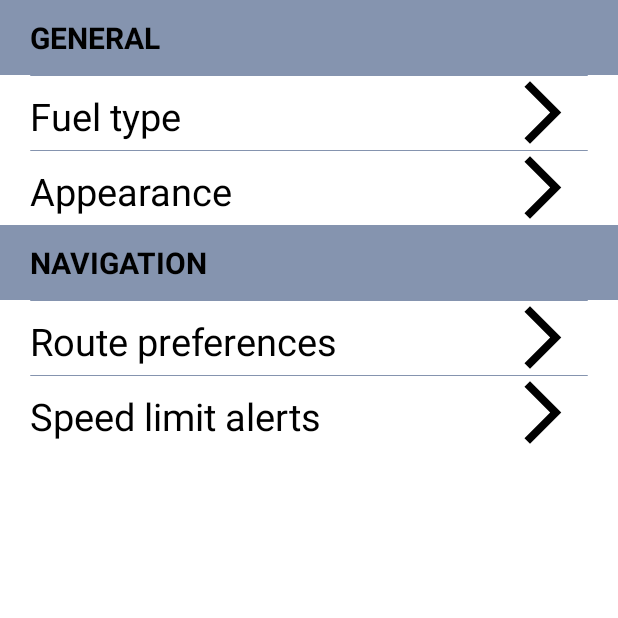
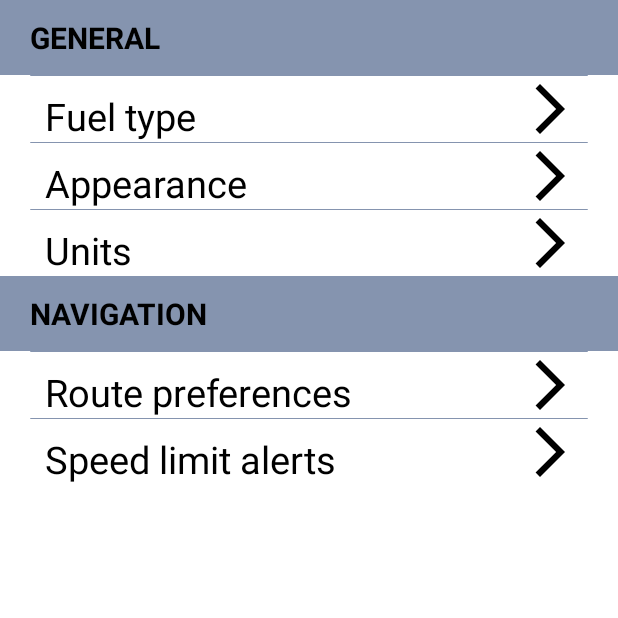
Before and after one commit to JoshMkhari/Carte, an Android app: the fragment Fragment_Settings shown on its own in the app's theme, on a phone screen of 412 x 824 dp, the top half of it. Run offline under Robolectric (Android 15) with nearby library versions, the phone set to English and light mode, and no system bars.

Commit message:
sub menu items currently working on, fragment_unit and adapter_account settigns

```diff
--- a/app/src/main/java/com/carte/navigator/MainActivity.java
+++ b/app/src/main/java/com/carte/navigator/MainActivity.java
@@ -74,14 +74,14 @@ public class MainActivity extends AppCompatActivity implements Interface_Recycle
         //Retrieving navigation option texts
         String[] destination_navigationOptions = getResources().getStringArray(R.array.string_navigation_options);
         String[] settings_navigationOptions = getResources().getStringArray(R.array.string_settings_options);
-
+        String[] emptySubMenu = {"empty"};
         //Setting up adapters
         //Destination Options RecyclerView
         RecyclerView.Adapter<Adapter_Destination_Options.OptionViewHolder> adapter_destination_options = new Adapter_Destination_Options(this, getApplicationContext(),destination_navigationOptions);//(Professor Sluiter, 2020).
         recyclerView_destinationOptions.setAdapter(adapter_destination_options);
 
         //Account Settings RecyclerView
-        RecyclerView.Adapter<Adapter_Account_Settings.OptionViewHolder>  adapter_account_settings = new Adapter_Account_Settings(this,getApplicationContext(),settings_navigationOptions,2);//(Professor Sluiter, 2020).
+        RecyclerView.Adapter<Adapter_Account_Settings.OptionViewHolder>  adapter_account_settings = new Adapter_Account_Settings(this,getApplicationContext(),settings_navigationOptions,2,false);//(Professor Sluiter, 2020).
         recyclerView_account_settings.setAdapter(adapter_account_settings);
 
         //Remember to code this
--- a/app/src/main/java/com/carte/navigator/menu/adapters/Adapter_Account_Settings.java
+++ b/app/src/main/java/com/carte/navigator/menu/adapters/Adapter_Account_Settings.java
@@ -4,7 +4,6 @@ import android.content.Context;
 import android.view.LayoutInflater;
 import android.view.View;
 import android.view.ViewGroup;
-import android.widget.ImageButton;
 import android.widget.ImageView;
 import android.widget.TextView;
 
@@ -13,19 +12,22 @@ import androidx.recyclerview.widget.RecyclerView;
 
 import com.carte.navigator.R;
 import com.carte.navigator.menu.interfaces.Interface_RecyclerView;
+import com.carte.navigator.menu.sub.settings.Fragment_Units;
 
 public class Adapter_Account_Settings extends RecyclerView.Adapter<Adapter_Account_Settings.OptionViewHolder>{
     private final Interface_RecyclerView _interfaceRecyclerView;//(Practical Coding, 2021)
     final LayoutInflater _inflater;
     final String[] _optionsList;
     final int _source;
+    final boolean _radioButton;
 
-    public Adapter_Account_Settings(Interface_RecyclerView _interfaceRecyclerView, Context context, String[] optionsList, int source )
+    public Adapter_Account_Settings(Interface_RecyclerView _interfaceRecyclerView, Context context, String[] optionsList, int source, boolean radioButton)
     {
         this._interfaceRecyclerView = _interfaceRecyclerView;
         _inflater = LayoutInflater.from(context);
         _optionsList = optionsList;
         _source = source;
+        _radioButton = radioButton;
     }
 
 
@@ -39,26 +41,48 @@ public class Adapter_Account_Settings extends RecyclerView.Adapter<Adapter_Accou
     @Override
     public void onBindViewHolder(@NonNull Adapter_Account_Settings.OptionViewHolder holder, int position) {
         holder.optionName.setText(_optionsList[position]);
-        holder.subOptionName.setVisibility(View.GONE);
+        if(!_radioButton)
+        {
+            holder.optionSelectedState.setVisibility(View.GONE);
+            //sometimes this should be gone
+            //other times it should be data from user view model
+            holder.subOptionName.setVisibility(View.GONE);
+
+        }else
+        {
+            holder.optionTickImage.setVisibility(View.GONE);
+            switch (_optionsList[0])
+            {
+                case "Automatic":
+                    holder.subOptionName.setText(Fragment_Units._units_distance_sub[position]);
+                    break;
+                case "Celsius":
+                    holder.subOptionName.setText(Fragment_Units._units_temperature_sub[position]);
+                    break;
+            }
+            holder.subOptionName.setText(_optionsList[position]);
+        }
+
     }
 
     @Override
     public int getItemCount() {
-        return 2;
+        return _optionsList.length;
     }
 
     public class OptionViewHolder extends RecyclerView.ViewHolder{
 
-        ImageButton optionTickImage;
+        ImageView optionTickImage, optionSelectedState;
         TextView optionName;
         TextView subOptionName;
 
         public OptionViewHolder(@NonNull View itemView)
         {
             super(itemView);
-            optionTickImage = itemView.findViewById(R.id.imageButton_option_layout_arrow_click);
+            optionTickImage = itemView.findViewById(R.id.imageView_option_layout_arrow_click);
             optionName = itemView.findViewById(R.id.textView_option_layout_title);
             subOptionName = itemView.findViewById(R.id.textView_option_layout_sub_title);
+            optionSelectedState = itemView.findViewById(R.id.imageView_selected_state);
 
             itemView.setOnClickListener(v -> {
                 if(_interfaceRecyclerView != null)
--- a/app/src/main/java/com/carte/navigator/menu/sub/Fragment_Settings.java
+++ b/app/src/main/java/com/carte/navigator/menu/sub/Fragment_Settings.java
@@ -50,13 +50,11 @@ public class Fragment_Settings extends Fragment implements Interface_RecyclerVie
         //Retrieving navigation option texts
         String[] settings_general = getResources().getStringArray(R.array.string_settings_general);
         String[] settings_navigation = getResources().getStringArray(R.array.string_settings_navigation);
-
-
         //Account Settings RecyclerView
-        RecyclerView.Adapter<Adapter_Account_Settings.OptionViewHolder>  adapter_settings_general = new Adapter_Account_Settings(this,getContext(),settings_general,3);//(Professor Sluiter, 2020).
+        RecyclerView.Adapter<Adapter_Account_Settings.OptionViewHolder>  adapter_settings_general = new Adapter_Account_Settings(this,getContext(),settings_general,3,false);//(Professor Sluiter, 2020).
         recyclerView_general_settings.setAdapter(adapter_settings_general);
 
-        RecyclerView.Adapter<Adapter_Account_Settings.OptionViewHolder>  adapter_settings_navigation = new Adapter_Account_Settings(this,getContext(),settings_navigation,4);//(Professor Sluiter, 2020).
+        RecyclerView.Adapter<Adapter_Account_Settings.OptionViewHolder>  adapter_settings_navigation = new Adapter_Account_Settings(this,getContext(),settings_navigation,4,false);//(Professor Sluiter, 2020).
         recyclerView_navigation_settings.setAdapter(adapter_settings_navigation);
         return _settings;
     }
--- a/app/src/main/res/layout/recyclerview_multi_option_layout.xml
+++ b/app/src/main/res/layout/recyclerview_multi_option_layout.xml
@@ -16,14 +16,15 @@
         app:layout_constraintStart_toStartOf="parent" />
 
     <TextView
-        android:paddingTop="10dp"
         android:id="@+id/textView_option_layout_title"
         android:layout_width="wrap_content"
         android:layout_height="wrap_content"
-        android:textSize="25sp"
+        android:paddingTop="10dp"
+        android:layout_marginStart="10dp"
         android:text="Fuel type"
         android:textColor="?colorSecondary"
-        app:layout_constraintStart_toStartOf="parent"
+        android:textSize="25sp"
+        app:layout_constraintStart_toEndOf="@+id/imageView_selected_state"
         app:layout_constraintTop_toTopOf="parent" />
 
     <TextView
@@ -31,22 +32,32 @@
         android:layout_width="wrap_content"
         android:layout_height="wrap_content"
         android:layout_marginTop="10dp"
+        android:paddingBottom="10dp"
+        android:layout_marginStart="10dp"
+        android:text="Gasoline"
+        android:textColor="?colorOnPrimary"
         android:textSize="15sp"
-        android:textColor="?colorOnPrimary"
-        android:text="Gasoline"
-        app:layout_constraintStart_toStartOf="parent"
-        app:layout_constraintTop_toBottomOf="@+id/textView_option_layout_title"
-        android:paddingBottom="10dp"/>
+        app:layout_constraintStart_toEndOf="@+id/imageView_selected_state"
+        app:layout_constraintTop_toBottomOf="@+id/textView_option_layout_title" />
 
-    <ImageButton
-        android:id="@+id/imageButton_option_layout_arrow_click"
-        android:layout_width="50dp"
-        android:layout_height="50dp"
+    <ImageView
+        android:id="@+id/imageView_option_layout_arrow_click"
+        android:layout_width="40dp"
+        android:layout_height="40dp"
         app:layout_constraintBottom_toBottomOf="parent"
         android:layout_marginEnd="5dp"
         app:layout_constraintEnd_toEndOf="parent"
         android:background="@drawable/ic_baseline_arrow_forward_ios_24"
         app:layout_constraintTop_toTopOf="@+id/textView_option_layout_title" />
 
+    <ImageView
+        android:id="@+id/imageView_selected_state"
+        android:layout_width="30dp"
+        android:layout_height="30dp"
+        app:layout_constraintBottom_toBottomOf="parent"
+        app:layout_constraintStart_toStartOf="parent"
+        app:layout_constraintTop_toTopOf="parent"
+        android:background="@drawable/image_selected_radio_button"/>
+
 
 </androidx.constraintlayout.widget.ConstraintLayout>
```
Also changed, not shown: app/src/main/java/com/carte/navigator/menu/sub/settings/Fragment_Units.java (+82 -44 lines), app/src/main/res/layout/fragment_units.xml (+59 -5 lines), app/src/main/res/values/strings.xml (+30 -0 lines), app/src/main/res/drawable-v24/image_selected_radio_button.png (added), app/src/main/res/drawable-v24/image_un_selected_radio_button.png (added).
